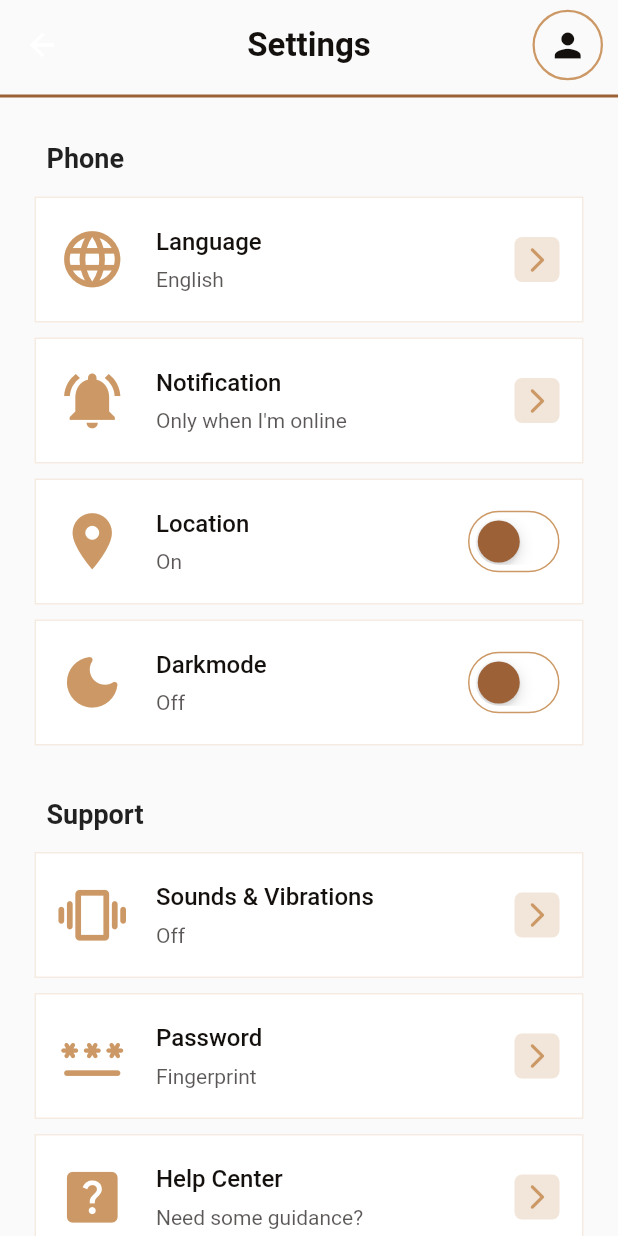
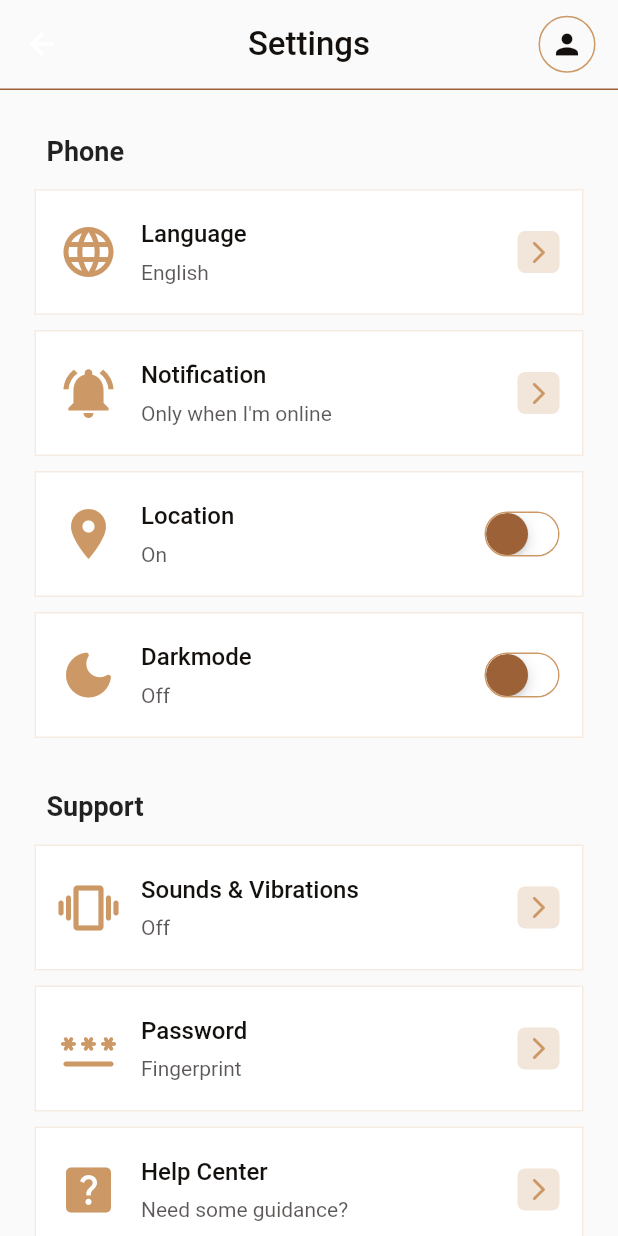
Before and after one commit to iluv27/joy_homes, a Flutter app: the SettingsScreen screen opened directly, on a phone screen of 412 x 824 dp. Run offline on Flutter 3.47's test engine with Material 2 defaults, Android fonts, the phone set to English and light mode, and no system bars; our stand-ins replace carousel_slider.

Commit message:
new commit

```diff
--- a/lib/screens/screen_constants.dart
+++ b/lib/screens/screen_constants.dart
@@ -20,26 +20,31 @@ class AppBarWidget extends StatelessWidget implements PreferredSizeWidget {
   @override
   Widget build(BuildContext context) {
     return AppBar(
-      title: Text(title.toString()),
+      title: Text(
+        title.toString(),
+        style: const TextStyle(
+          fontWeight: FontWeight.w500,
+        ),
+      ),
       leading: leading,
       actions: [
         Padding(
-          padding: const EdgeInsets.only(right: 10.0),
+          padding: const EdgeInsets.only(right: 15.0),
           child: Container(
             decoration: BoxDecoration(
               border: Border.all(
                 color: AppColors.primary, // set border color
-                width: 1.5, // set border width
+                width: 1, // set border width
               ),
               shape: BoxShape.circle, // set container shape to circle
             ),
             child: const CircleAvatar(
-              maxRadius: 22,
+              maxRadius: 18,
               backgroundColor: Colors.transparent,
               child: Icon(
                 Icons.person,
                 color: AppColors.textColor,
-                size: 26,
+                size: 22,
               ),
             ),
           ),
@@ -52,7 +57,7 @@ class AppBarWidget extends StatelessWidget implements PreferredSizeWidget {
             border: Border(
               bottom: BorderSide(
                 color: AppColors.secondary,
-                width: 2.0,
+                width: 1.0,
               ),
             ),
           ),
--- a/lib/screens/settings.dart
+++ b/lib/screens/settings.dart
@@ -13,7 +13,7 @@ class SettingsScreen extends StatelessWidget {
         backgroundColor: Color(0XFFFAFAFA),
         appBar: AppBarWidget(
           title: 'Settings',
-          height: 65,
+          height: 60,
         ),
         body: SettingsListview(),
       ),
@@ -163,14 +163,14 @@ class SettingsListile extends StatelessWidget {
       ),
       child: ListTile(
         contentPadding: const EdgeInsets.symmetric(vertical: 5, horizontal: 15),
-        horizontalTitleGap: 20,
+        horizontalTitleGap: 15,
         iconColor: AppColors.primary,
         leading: Column(
           mainAxisAlignment: MainAxisAlignment.spaceEvenly,
           children: [
             Icon(
               firstIcon,
-              size: 45,
+              size: 40,
             ),
           ],
         ),
@@ -200,7 +200,7 @@ class SettingsListile extends StatelessWidget {
             ),
             child: const Icon(
               Icons.arrow_forward_ios_rounded,
-              size: 20,
+              size: 18,
             ),
           ),
         ),
@@ -238,14 +238,14 @@ class _SettingsListile2State extends State<SettingsListile2> {
       ),
       child: ListTile(
         contentPadding: const EdgeInsets.symmetric(vertical: 5, horizontal: 15),
-        horizontalTitleGap: 20,
+        horizontalTitleGap: 15,
         iconColor: AppColors.primary,
         leading: Column(
           mainAxisAlignment: MainAxisAlignment.spaceEvenly,
           children: [
             Icon(
               widget.firstIcon,
-              size: 45,
+              size: 40,
             ),
           ],
         ),
@@ -268,6 +268,8 @@ class _SettingsListile2State extends State<SettingsListile2> {
         ),
         trailing: GestureDetector(
           child: Container(
+              height: 30,
+              width: 50,
               decoration: BoxDecoration(
                 border: Border.all(
                   color: AppColors.primary,
@@ -275,6 +277,8 @@ class _SettingsListile2State extends State<SettingsListile2> {
                 ),
                 borderRadius: BorderRadius.circular(1000),
               ),
+              child: ClipRRect(
+                borderRadius: BorderRadius.circular(1000),
                 child: CupertinoSwitch(
                   value: toggleSwitch,
                   onChanged: (bool value) {
@@ -285,6 +289,7 @@ class _SettingsListile2State extends State<SettingsListile2> {
                   activeColor: AppColors.primary.withOpacity(0.5),
                   trackColor: Colors.white,
                   thumbColor: AppColors.secondary,
+                ),
               )),
         ),
       ),
```
Also changed, not shown: lib/main.dart (+6 -6 lines), lib/screens/home.dart (+4 -8 lines), lib/screens/search.dart (+9 -4 lines), 1 other file. Lines whose indentation alone changed are shown as unchanged.
